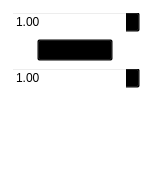
First picture: the form in src/UI/MathNode.ui, repository Drew-S/TerrainGenerator, before the edit.
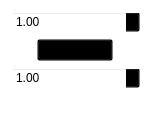
Second picture: the form after the edit.

```diff
--- a/src/UI/MathNode.ui
+++ b/src/UI/MathNode.ui
@@ -7,7 +7,7 @@
     <x>0</x>
     <y>0</y>
     <width>151</width>
-    <height>190</height>
+    <height>116</height>
    </rect>
   </property>
   <property name="windowTitle">
```
Left out of the diff: 15 changed lines with no effect on the pictures.
